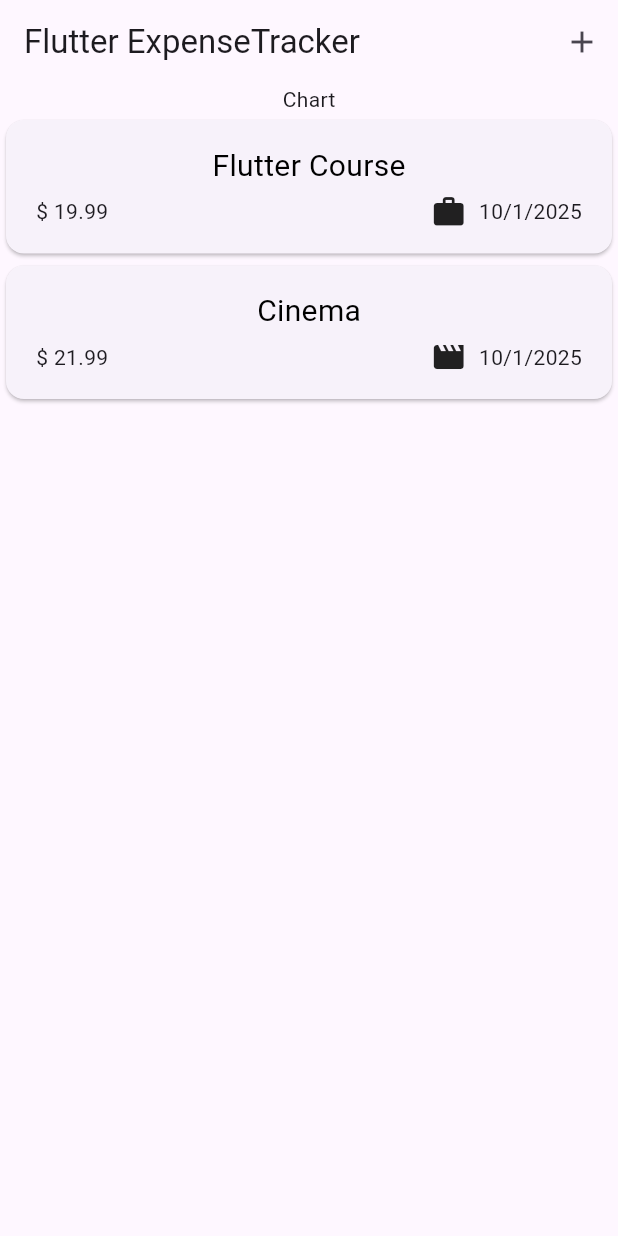
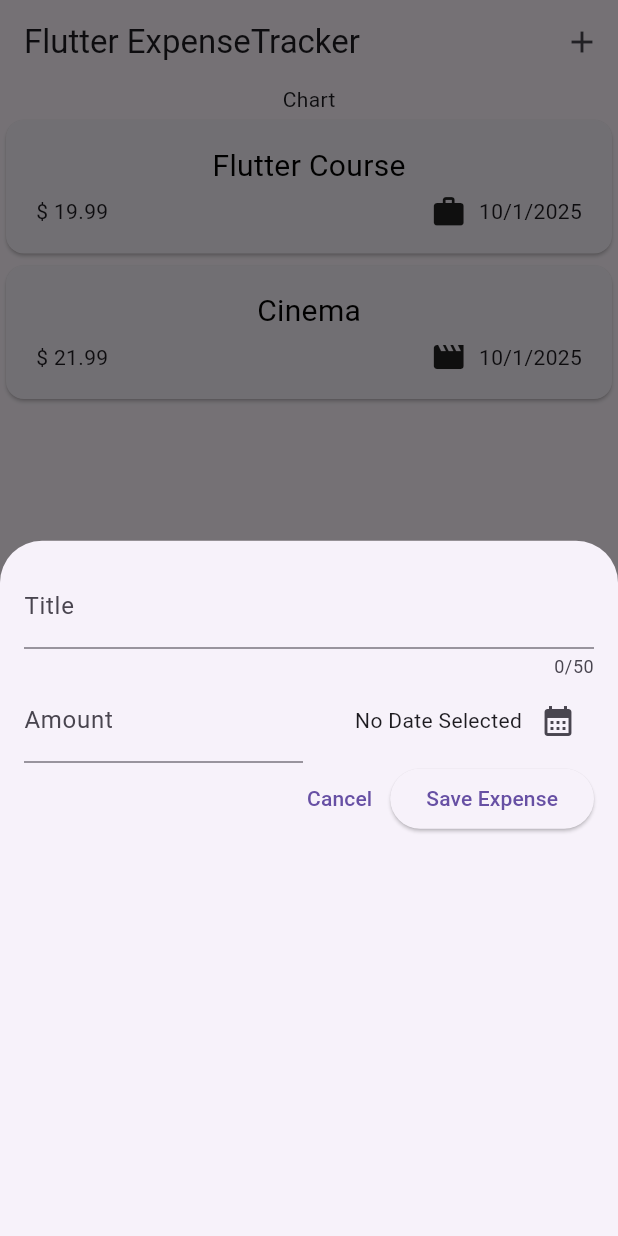
Before and after one commit to RachitJain2204/Expense_Tracker, a Flutter app: the screen it shows after launch, after a tap on the "add" icon, on a phone screen of 412 x 824 dp. Run offline on Flutter 3.47's test engine with Material 3 defaults, Android fonts, the phone set to English and light mode, and no system bars.

Commit message:
Update the UI Features

```diff
--- a/lib/widgets/expenses.dart
+++ b/lib/widgets/expenses.dart
@@ -1,4 +1,5 @@
 import 'package:expense_tracker/widgets/expenses-list/expenses_list.dart';
+import 'package:expense_tracker/widgets/new_expense.dart';
 import 'package:flutter/material.dart';
 
 import '../models/expense.dart';
@@ -26,12 +27,16 @@ class _ExpensesState extends State<Expenses> {
     ),
   ];
 
+  void openAddExpenseOverlay(){
+    showModalBottomSheet(context: context, builder: (ctx) => NewExpense(),);
+  }
+
   @override
   Widget build(BuildContext context) {
     return Scaffold(
       appBar: AppBar(
         actions: [
-          IconButton(onPressed: (){}, icon: Icon(Icons.add),),
+          IconButton(onPressed: openAddExpenseOverlay, icon: Icon(Icons.add),),
         ],
         title: Text(
           "Flutter ExpenseTracker",
--- /dev/null
+++ b/lib/widgets/new_expense.dart
@@ -0,0 +1,116 @@
+import 'package:flutter/material.dart';
+import 'package:intl/intl.dart';
+
+final formatter = DateFormat.yMd();
+
+class NewExpense extends StatefulWidget {
+  const NewExpense({super.key});
+
+  @override
+  State<NewExpense> createState() => _NewExpenseState();
+}
+
+class _NewExpenseState extends State<NewExpense> {
+
+  final TextEditingController titleController = TextEditingController();
+  final TextEditingController amountController = TextEditingController();
+  DateTime? selectedDate;
+
+  void presentDatePicker() async{
+    final now = DateTime.now();
+    final firstDate = DateTime(now.year -1 , now.month , now.day);
+    final pickedDate = await showDatePicker(
+        context: context,
+        initialDate: now,
+        firstDate: firstDate,
+        lastDate: now,
+    );
+    setState(() {
+      selectedDate = pickedDate;
+    });
+  }
+
+  @override
+  void dispose() {
+    titleController.dispose();
+    amountController.dispose();
+    super.dispose();
+  }
+
+  @override
+  Widget build(BuildContext context) {
+    return Padding(
+      padding: EdgeInsetsGeometry.all(16.0),
+      child: Column(
+        children: [
+          TextField(
+            controller: titleController,
+            maxLength: 50,
+            decoration: InputDecoration(
+              labelText: "Title",
+            ),
+          ),
+          Row(
+            children: [
+              Expanded(
+                child: TextField(
+                  controller: amountController,
+                  keyboardType: TextInputType.numberWithOptions(
+                    signed: false,
+                    decimal: true,
+                  ),
+                  decoration: InputDecoration(
+                    prefixText: "\$ ",
+                    labelText: "Amount",
+                  ),
+                ),
+              ),
+              SizedBox(
+                width: 8,
+              ),
+              Expanded(
+                child: Row(
+                  mainAxisAlignment: MainAxisAlignment.end,
+                  crossAxisAlignment: CrossAxisAlignment.center,
+                  children: [
+                    Text(selectedDate == null ?
+                    "No Date Selected" :
+                    formatter.format(selectedDate!)
+                      ,),
+                    IconButton(
+                      onPressed: presentDatePicker,
+                      icon:Icon(
+                        Icons.calendar_month,
+                      ),
+                    ),
+                  ],
+                ),
+              )
+            ],
+          ),
+          Row(
+            mainAxisAlignment: MainAxisAlignment.end,
+            children: [
+              TextButton(
+                onPressed: (){
+                  Navigator.pop(context);
+                },
+                child: Text(
+                  "Cancel",
+                ),
+              ),
+              ElevatedButton(
+                onPressed: (){
+                  print(titleController.text);
+                },
+                child: Text(
+                  "Save Expense",
+                ),
+              ),
+            ],
+          )
+        ],
+      ),
+    );
+  }
+}
```
